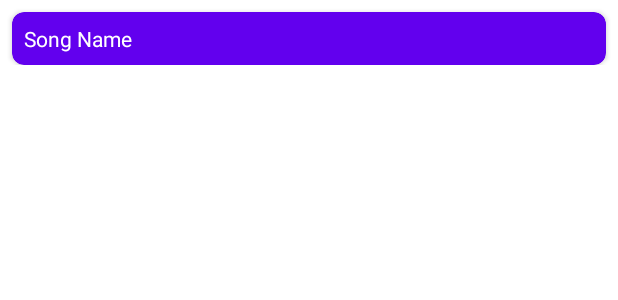
After one commit to const703/guitar-songs-list, an Android app: the layout songs_list_row.xml on its own in the app's theme, with its tools: preview values and no code run, on a phone screen of 412 x 824 dp. The commit adds this screen. Shown: the top 300 px of the screen. Run offline under Robolectric (Android 15) with nearby library versions, the phone set to English and light mode, and no system bars.

Commit message:
Add a simple RecyclerView to display the songs list

```diff
--- a/app/build.gradle
+++ b/app/build.gradle
@@ -23,6 +23,9 @@ android {
             proguardFiles getDefaultProguardFile('proguard-android-optimize.txt'), 'proguard-rules.pro'
         }
     }
+    buildFeatures {
+        viewBinding true
+    }
     compileOptions {
         sourceCompatibility JavaVersion.VERSION_1_8
         targetCompatibility JavaVersion.VERSION_1_8
--- /dev/null
+++ b/app/src/main/res/layout/songs_list_row.xml
@@ -0,0 +1,39 @@
+<?xml version="1.0" encoding="utf-8"?>
+<androidx.constraintlayout.widget.ConstraintLayout xmlns:android="http://schemas.android.com/apk/res/android"
+    xmlns:app="http://schemas.android.com/apk/res-auto"
+    xmlns:tools="http://schemas.android.com/tools"
+    android:layout_width="match_parent"
+    android:layout_height="wrap_content">
+
+    <androidx.cardview.widget.CardView
+        android:layout_width="match_parent"
+        android:layout_height="wrap_content"
+        android:layout_marginStart="8dp"
+        android:layout_marginTop="8dp"
+        android:layout_marginEnd="8dp"
+        app:cardBackgroundColor="@color/purple_500"
+        app:cardCornerRadius="8dp"
+        app:layout_constraintBottom_toBottomOf="parent"
+        app:layout_constraintEnd_toEndOf="parent"
+        app:layout_constraintStart_toStartOf="parent"
+        app:layout_constraintTop_toTopOf="parent">
+
+        <androidx.constraintlayout.widget.ConstraintLayout
+            android:layout_width="match_parent"
+            android:layout_height="match_parent">
+
+            <TextView
+                android:id="@+id/song_name_text"
+                android:layout_width="wrap_content"
+                android:layout_height="wrap_content"
+                android:layout_marginStart="8dp"
+                android:layout_marginTop="8dp"
+                android:layout_marginBottom="8dp"
+                android:textColor="@color/white"
+                app:layout_constraintBottom_toBottomOf="parent"
+                app:layout_constraintStart_toStartOf="parent"
+                app:layout_constraintTop_toTopOf="parent"
+                tools:text="Song Name" />
+        </androidx.constraintlayout.widget.ConstraintLayout>
+    </androidx.cardview.widget.CardView>
+</androidx.constraintlayout.widget.ConstraintLayout>
```
Also changed, not shown: app/src/main/java/com/konst/guitarsongslist/MainActivity.kt (+17 -2 lines), app/src/main/java/com/konst/guitarsongslist/Song.kt (added, +7 -0 lines), app/src/main/java/com/konst/guitarsongslist/SongsAdapter.kt (added, +27 -0 lines), app/src/main/res/layout/activity_main.xml (+6 -7 lines).
